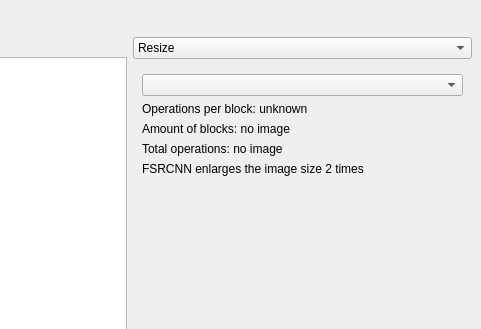
Above: src/windows/ImageUpscalerQt.ui from GRAPHENE9932/ImageUpscalerQt before the change; both pictures show x 221 to 702 and y 0 to 329 of the 702 by 521 pixel window. Below: the same form after it.
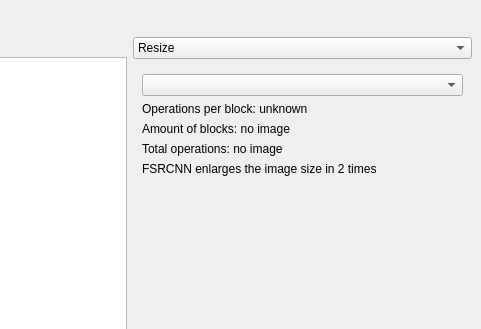
That is the form after the change. The open tabs and pages were chosen to show the change. Icons and pictures are not drawn.

Commit message: Add new 9 FSRCNN architectures. Fix bug with new resolution prediction. Fix operations formula

Diff of the .ui file:
```diff
--- a/src/windows/ImageUpscalerQt.ui
+++ b/src/windows/ImageUpscalerQt.ui
@@ -373,7 +373,7 @@
             <item>
              <widget class="QLabel" name="fsrcnn_page_label">
               <property name="text">
-               <string>&lt;html&gt;&lt;head/&gt;&lt;body&gt;&lt;p&gt;FSRCNN enlarges the image size 2 times&lt;/p&gt;&lt;/body&gt;&lt;/html&gt;</string>
+               <string>&lt;html&gt;&lt;head/&gt;&lt;body&gt;&lt;p&gt;FSRCNN enlarges the image size in 2 times&lt;/p&gt;&lt;/body&gt;&lt;/html&gt;</string>
               </property>
              </widget>
             </item>
```
The commit also changes 15 other files.
